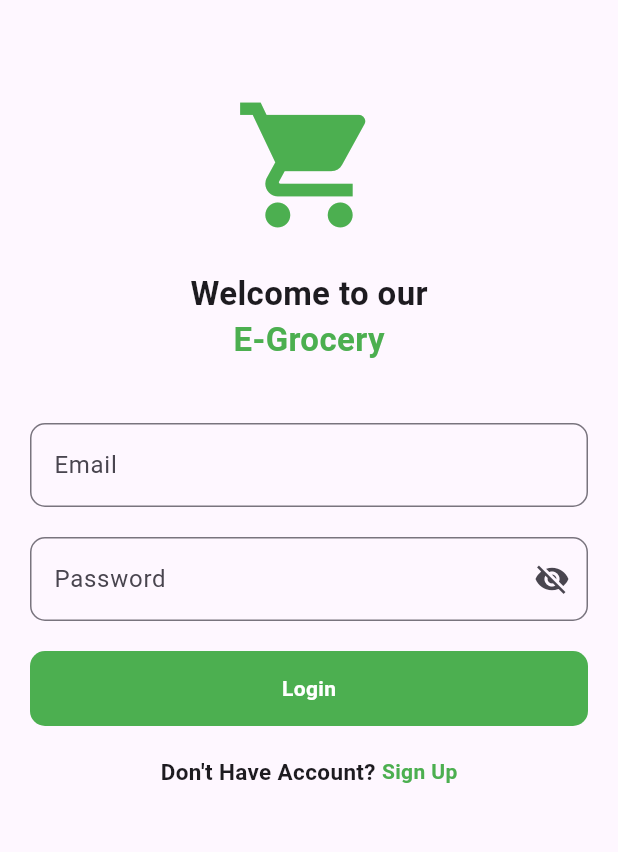
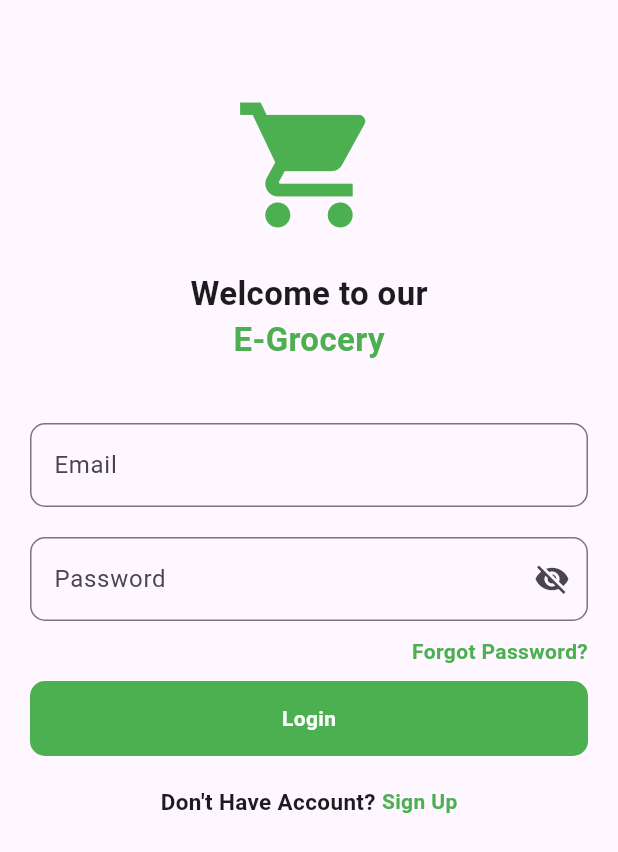
Before and after one commit to janaelmorshedy20/Smart-Grocery-Mobile-App, a Flutter app: the screen it shows after launch, on a phone screen of 412 x 824 dp. Shown: the top 852 px of the screen. Run offline on Flutter 3.47's test engine with Material 3 defaults, Android fonts, the phone set to English and light mode, and no system bars; our stand-ins replace cloud_firestore, firebase_auth, firebase_core, flutter_riverpod, image_picker; missing offline and left inert: google_mlkit_text_recognition; accounts and stored records are empty.

Commit message:
reset password

```diff
--- a/lib/login.dart
+++ b/lib/login.dart
@@ -147,7 +147,25 @@ class _LoginScreenV2State extends State<LoginScreen2> {
                     return null;
                   },
                 ),
-                const SizedBox(height: 20),
+                const SizedBox(height: 10),
+
+                // Forgot Password Link
+                GestureDetector(
+                  onTap: () async {
+                    await FirebaseAuth.instance.sendPasswordResetEmail(email: _emailController.text);
+                  },
+                  child: const Align(
+                    alignment: Alignment.centerRight,
+                    child: Text(
+                      'Forgot Password?',
+                      style: TextStyle(
+                        color: Colors.green,
+                        fontWeight: FontWeight.bold,
+                      ),
+                    ),
+                  ),
+                ),
+                const SizedBox(height: 10),
                 GestureDetector(
                   onTap: () {
                     if (formstate.currentState!.validate()) {
```
